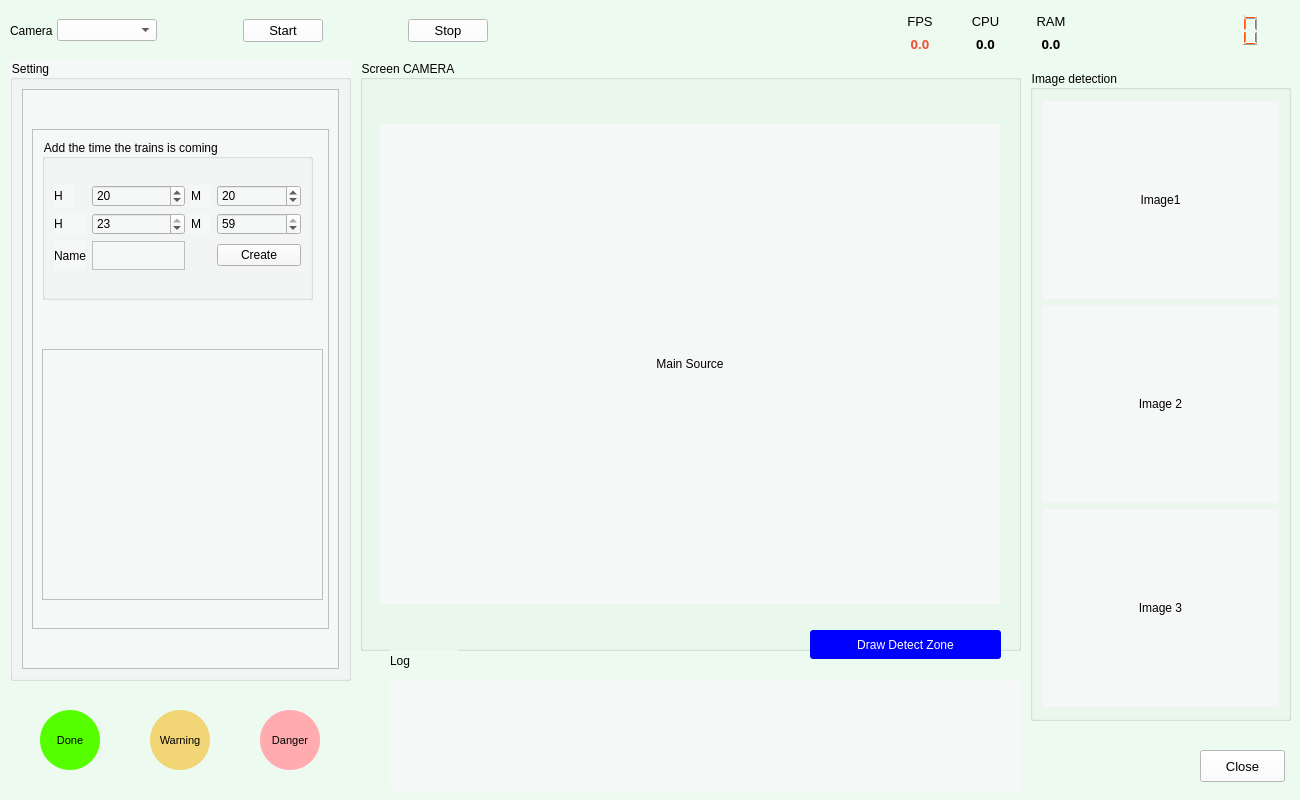
lvnh2003/Detect-People-Distress, file Opencv_PiDash.ui: the form before one commit.
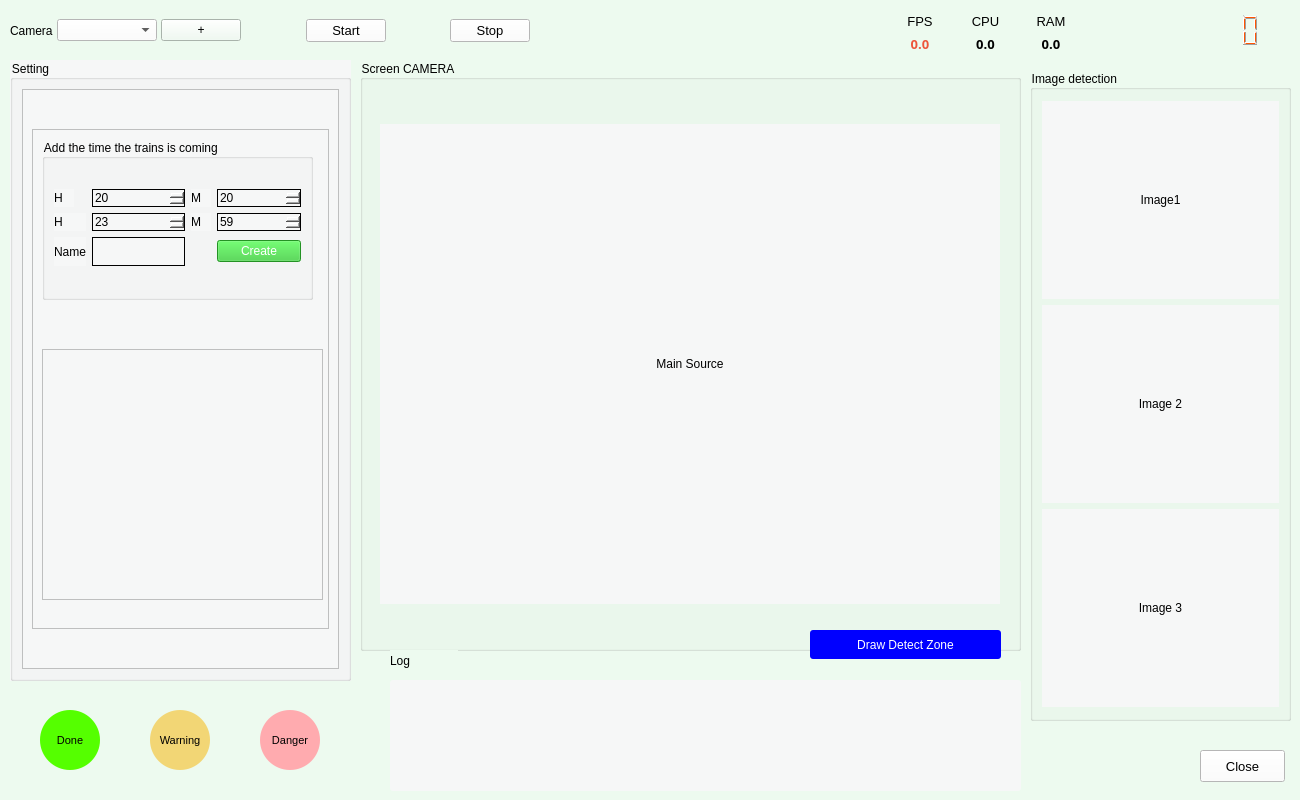
The form after the commit. Icons and pictures are not drawn.

Commit message: ( update ) CRUD and make UI

What changed in the file:
```diff
--- a/Opencv_PiDash.ui
+++ b/Opencv_PiDash.ui
@@ -305,6 +305,9 @@
               <layout class="QGridLayout" name="gridLayout_9">
                <item row="3" column="1">
                 <widget class="QSpinBox" name="end_H">
+                 <property name="styleSheet">
+                  <string notr="true">border: 1 solid</string>
+                 </property>
                  <property name="maximum">
                   <number>23</number>
                  </property>
@@ -331,6 +334,9 @@
                </item>
                <item row="1" column="1">
                 <widget class="QSpinBox" name="start_H">
+                 <property name="styleSheet">
+                  <string notr="true">border: 1 solid</string>
+                 </property>
                  <property name="minimum">
                   <number>0</number>
                  </property>
@@ -347,6 +353,9 @@
                </item>
                <item row="4" column="3">
                 <widget class="QPushButton" name="btn_roi_set">
+                 <property name="styleSheet">
+                  <string notr="true">background-color: #33CC33;color: white</string>
+                 </property>
                  <property name="text">
                   <string>Create</string>
                  </property>
@@ -354,6 +363,9 @@
                </item>
                <item row="1" column="3">
                 <widget class="QSpinBox" name="start_M">
+                 <property name="styleSheet">
+                  <string notr="true">border: 1 solid</string>
+                 </property>
                  <property name="minimum">
                   <number>0</number>
                  </property>
@@ -374,6 +386,9 @@
                </item>
                <item row="3" column="3">
                 <widget class="QSpinBox" name="end_M">
+                 <property name="styleSheet">
+                  <string notr="true">border: 1 solid</string>
+                 </property>
                  <property name="maximum">
                   <number>59</number>
                  </property>
@@ -416,6 +431,9 @@
                    <height>0</height>
                   </size>
                  </property>
+                 <property name="styleSheet">
+                  <string notr="true">border: 1 solid</string>
+                 </property>
                 </widget>
                </item>
                <item row="4" column="0">
@@ -611,6 +629,16 @@
        </property>
       </widget>
      </item>
+     <item>
+      <widget class="QPushButton" name="add_camera">
+       <property name="enabled">
+        <bool>true</bool>
+       </property>
+       <property name="text">
+        <string>+</string>
+       </property>
+      </widget>
+     </item>
      <item>
       <spacer name="horizontalSpacer_2">
        <property name="orientation">
```
The commit also changes 7 other files.
